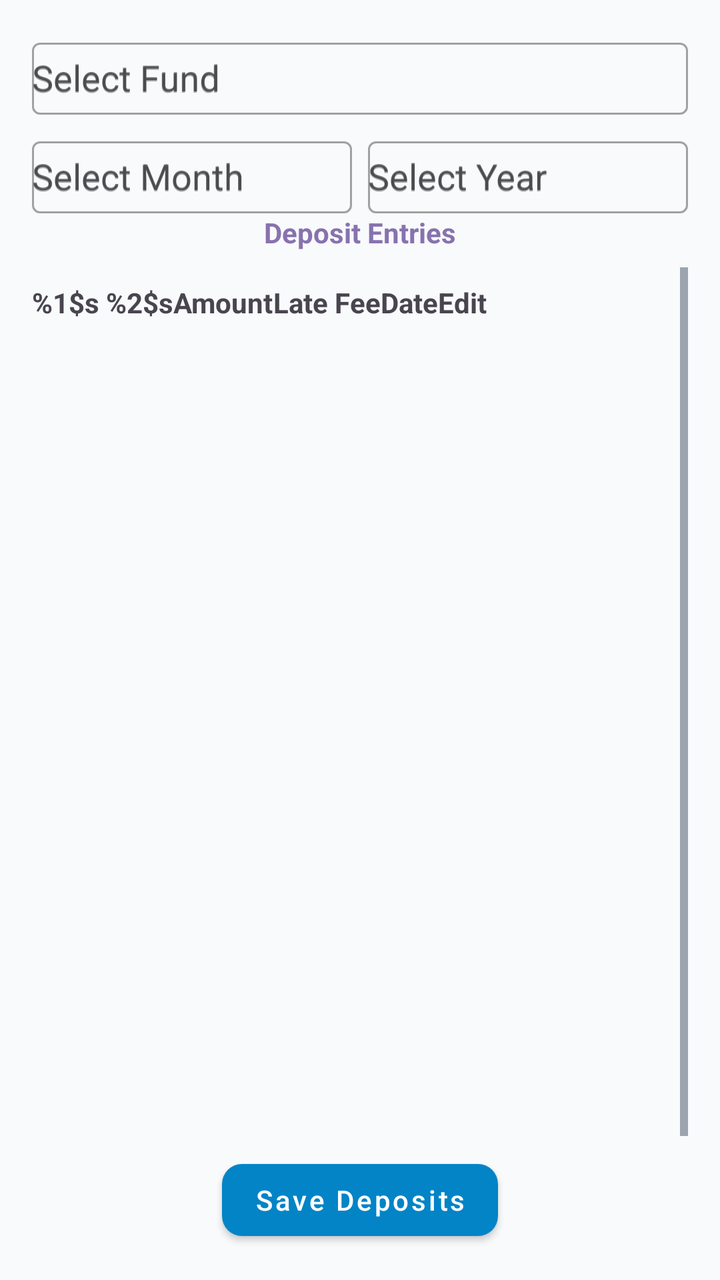
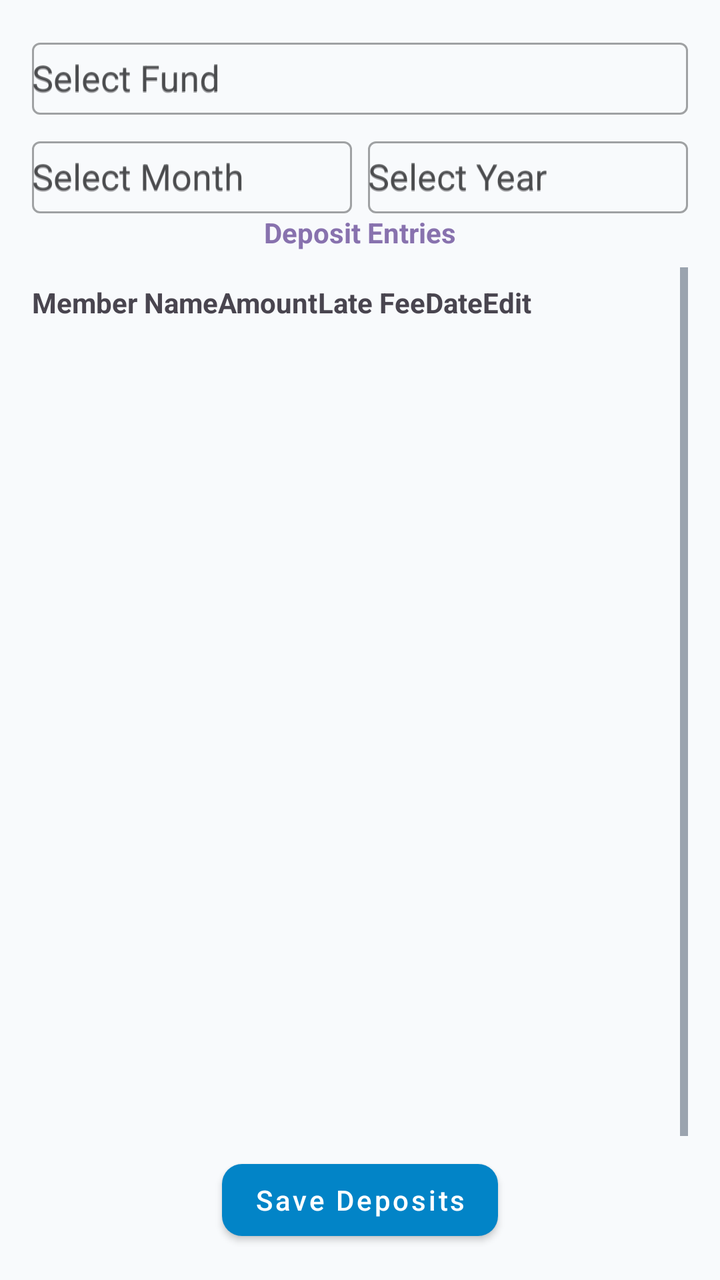

The first picture is an Android layout as it rendered before a commit; the second is the same layout after the commit. The layout source and the unified diff follow.
<!-- AndroidManifest.xml: application theme Theme.ApnaFund -->
<!-- res/layout/fragment_deposit_entry.xml -->
<?xml version="1.0" encoding="utf-8"?>
<LinearLayout xmlns:android="http://schemas.android.com/apk/res/android"
    android:layout_width="match_parent"
    android:layout_height="match_parent"
    android:orientation="vertical"
    android:padding="16dp">

    <com.google.android.material.textfield.TextInputLayout
        style="@style/Widget.MaterialComponents.TextInputLayout.OutlinedBox"
        android:layout_width="match_parent"
        android:layout_height="wrap_content"
        android:hint="@string/text_select_fund">

        <AutoCompleteTextView
            android:id="@+id/dropdown_fund"
            android:layout_width="match_parent"
            android:layout_height="wrap_content"
            android:hint="@string/text_select_fund"
            android:inputType="none"
            android:minHeight="36dp" />

    </com.google.android.material.textfield.TextInputLayout>

    <LinearLayout
        android:layout_width="match_parent"
        android:layout_height="wrap_content"
        android:layout_marginTop="8dp"
        android:orientation="horizontal">

        <com.google.android.material.textfield.TextInputLayout
            style="@style/Widget.MaterialComponents.TextInputLayout.OutlinedBox"
            android:layout_width="0dp"
            android:layout_height="wrap_content"
            android:layout_weight="1"

            android:hint="@string/text_month">

            <AutoCompleteTextView
                android:id="@+id/dropdown_month"
                android:layout_width="match_parent"
                android:layout_height="wrap_content"
                android:hint="@string/text_month"
                android:inputType="none"
                android:minHeight="36dp"/>

        </com.google.android.material.textfield.TextInputLayout>

        <com.google.android.material.textfield.TextInputLayout
            style="@style/Widget.MaterialComponents.TextInputLayout.OutlinedBox"
            android:layout_width="0dp"
            android:layout_height="wrap_content"
            android:layout_marginStart="8dp"
            android:layout_weight="1"
            android:hint="@string/text_year">

            <AutoCompleteTextView
                android:id="@+id/dropdown_year"
                android:layout_width="match_parent"
                android:layout_height="wrap_content"
                android:hint="@string/text_year"
                android:inputType="none"
                android:minHeight="36dp"/>
        </com.google.android.material.textfield.TextInputLayout>
    </LinearLayout>

    <TextView
        android:id="@+id/text_view_deposit_entries"
        android:layout_width="match_parent"
        android:layout_height="wrap_content"
        android:text="@string/text_deposits_entries"
        android:textAlignment="center"
        android:textColor="@color/purple"
        android:textSize="14sp"
        android:textStyle="bold" />

    <ScrollView
        android:layout_width="match_parent"
        android:id="@+id/verticalDepScrollView"
        android:layout_height="0dp"
        android:layout_marginTop="8dp"
        android:layout_weight="1"
        android:scrollbars="vertical"
        android:fillViewport="true"
        android:fadeScrollbars="false">

        <HorizontalScrollView
            android:layout_width="match_parent"
            android:layout_height="wrap_content"
            android:layout_marginTop="8dp"
            android:scrollbars="horizontal">

            <TableLayout
                android:id="@+id/table_deposit_entries"
                android:layout_width="wrap_content"
                android:layout_height="wrap_content"
                android:stretchColumns="1,2,3,4">

                <TableRow>

                    <TextView
                        android:text="@string/text_member_name"
                        android:textStyle="bold" />

                    <TextView
                        android:text="@string/text_amount"
                        android:textStyle="bold" />

                    <TextView
                        android:text="@string/text_late_fee"
                        android:textStyle="bold" />

                    <TextView
                        android:text="@string/text_date"
                        android:textStyle="bold" />

                    <TextView
                        android:text="@string/text_edit"
                        android:textStyle="bold" />
                </TableRow>

            </TableLayout>
        </HorizontalScrollView>
    </ScrollView>

    <com.google.android.material.button.MaterialButton
        android:id="@+id/button_save_all"
        style="@style/ApnaFundButton.Primary"
        android:layout_width="wrap_content"
        android:layout_height="wrap_content"
        android:layout_gravity="center_horizontal"
        android:text="@string/text_save_deposits" />

</LinearLayout>
<!-- resources referenced by this layout -->
<resources>
  <color name="purple">#8872AE</color>
  <string name="text_amount">Amount</string>
  <string name="text_date">Date</string>
  <string name="text_deposits_entries">Deposit Entries</string>
  <string name="text_edit">Edit</string>
  <string name="text_late_fee">Late Fee</string>
  <string name="text_member_name">%1$s %2$s</string>
  <string name="text_month">Select Month</string>
  <string name="text_save_deposits">Save Deposits</string>
  <string name="text_select_fund">Select Fund</string>
  <string name="text_year"> Select Year</string>
  <style name="ApnaFundButton.Primary" parent="Widget.MaterialComponents.Button">
          <item name="android:textColor">@color/btn_primary_text_selector</item>
          <item name="backgroundTint">@color/btn_primary_bg_selector</item>
          <item name="cornerRadius">10dp</item>
          <item name="android:textAllCaps">false</item>
      </style>
  <style name="Theme.ApnaFund" parent="Base.Theme.ApnaFund" />
  <style name="Base.Theme.ApnaFund" parent="Theme.Material3.DayNight.NoActionBar">
          
          
          <item name="colorSecondary">#00ACC1</item> 
          <item name="colorTertiary">#FDD835</item> 
          
          <item name="android:colorBackground">@color/background</item>
  
          
          <item name="colorSurface">@color/surface</item>
          <item name="colorOnSurface">@color/text_primary</item>
          <item name="colorSurfaceVariant">@color/surface_variant</item>
  
          
          <item name="colorPrimary">@color/blue_dark</item>
          <item name="colorOnPrimary">@color/on_primary</item>
  
          
          <item name="android:textColorPrimary">@color/text_primary</item>
          <item name="android:textColorSecondary">@color/text_secondary</item>
      </style>
  <color name="background">#F8FAFC</color>
  <color name="surface">#FFFFFF</color>
  <color name="text_primary">#0F1012</color>
  <color name="surface_variant">#E2E8F0</color>
  <color name="blue_dark">#117AA7</color>
  <color name="on_primary">#FFFFFF</color>
  <color name="text_secondary">#475569</color>
</resources>

<!-- the commit's change to res/layout/fragment_deposit_entry.xml (unified diff, before → after) -->
@@ -98,7 +98,7 @@
                 <TableRow>
 
                     <TextView
-                        android:text="@string/text_member_name"
+                        android:text="@string/header_member_name"
                         android:textStyle="bold" />
 
                     <TextView
<!-- resource entries referenced after the edit -->
@@ -1,12 +1,12 @@
 <!-- resources referenced by this layout -->
 <resources>
   <color name="purple">#8872AE</color>
+  <string name="header_member_name">Member Name</string>
   <string name="text_amount">Amount</string>
   <string name="text_date">Date</string>
   <string name="text_deposits_entries">Deposit Entries</string>
   <string name="text_edit">Edit</string>
   <string name="text_late_fee">Late Fee</string>
-  <string name="text_member_name">%1$s %2$s</string>
   <string name="text_month">Select Month</string>
   <string name="text_save_deposits">Save Deposits</string>
   <string name="text_select_fund">Select Fund</string>
